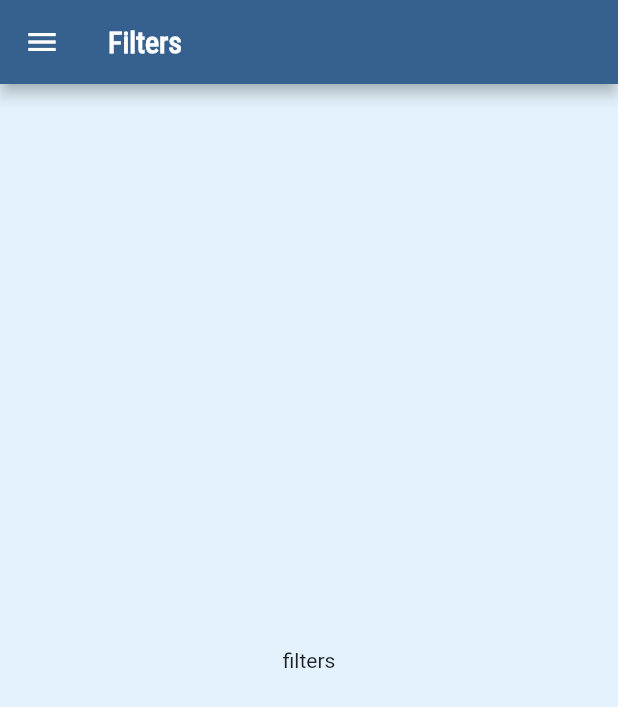
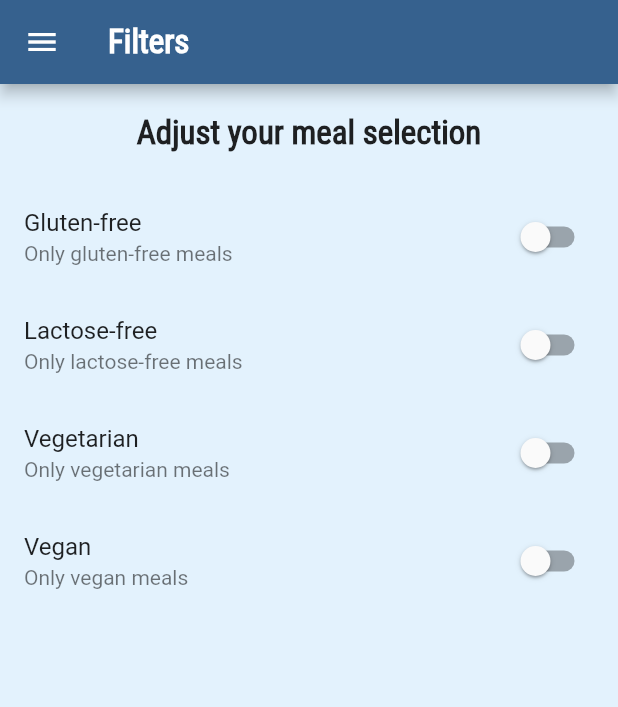
Before and after one commit to RichFlair/meals_app, a Flutter app: the FiltersScreen screen opened by its route, on a phone screen of 412 x 824 dp. Shown: the top 707 px of the screen. Run offline on Flutter 3.47's test engine with Material 2 defaults, Android fonts, the phone set to English and light mode, and no system bars.

Commit message:
adding filter switches

```diff
--- a/lib/main.dart
+++ b/lib/main.dart
@@ -33,7 +33,7 @@ class MainApp extends StatelessWidget {
               ),
               // title (Large) theme config
               titleLarge: const TextStyle(
-                fontSize: 20,
+                fontSize: 22,
                 fontWeight: FontWeight.bold,
                 fontFamily: 'RobotoCondensed',
               ),
--- a/lib/screens/filters_screen.dart
+++ b/lib/screens/filters_screen.dart
@@ -1,9 +1,33 @@
 import 'package:flutter/material.dart';
 import 'package:meals_app/widgets/main_drawer.dart';
 
-class FiltersScreen extends StatelessWidget {
+class FiltersScreen extends StatefulWidget {
+  static const routeName = '/filters';
   const FiltersScreen({super.key});
-  static const routeName = '/filters';
+
+  @override
+  State<FiltersScreen> createState() => _FiltersScreenState();
+}
+
+class _FiltersScreenState extends State<FiltersScreen> {
+  bool isGlutenFree = false;
+  bool isLactoseFree = false;
+  bool isVegetarian = false;
+  bool isVegan = false;
+
+  Widget switchListItem(
+    String title,
+    String subtitle,
+    bool handler,
+    Function(bool) turnSwitch,
+  ) {
+    return SwitchListTile(
+      title: Text(title),
+      subtitle: Text(subtitle),
+      value: handler,
+      onChanged: turnSwitch,
+    );
+  }
 
   @override
   Widget build(BuildContext context) {
@@ -12,8 +36,63 @@ class FiltersScreen extends StatelessWidget {
         title: const Text('Filters'),
       ),
       drawer: const MainDrawer(),
-      body: const Center(
-        child: Text('filters'),
+      body: Column(
+        children: [
+          Container(
+            margin: const EdgeInsets.symmetric(vertical: 20),
+            alignment: Alignment.center,
+            child: Text(
+              'Adjust your meal selection',
+              style: Theme.of(context).textTheme.titleLarge,
+            ),
+          ),
+          Expanded(
+            child: ListView(
+              children: [
+                switchListItem(
+                  'Gluten-free',
+                  'Only gluten-free meals',
+                  isGlutenFree,
+                  (value) {
+                    setState(() {
+                      isGlutenFree = value;
+                    });
+                  },
+                ),
+                switchListItem(
+                  'Lactose-free',
+                  'Only lactose-free meals',
+                  isLactoseFree,
+                  (value) {
+                    setState(() {
+                      isLactoseFree = value;
+                    });
+                  },
+                ),
+                switchListItem(
+                  'Vegetarian',
+                  'Only vegetarian meals',
+                  isVegetarian,
+                  (value) {
+                    setState(() {
+                      isVegetarian = value;
+                    });
+                  },
+                ),
+                switchListItem(
+                  'Vegan',
+                  'Only vegan meals',
+                  isVegan,
+                  (value) {
+                    setState(() {
+                      isVegan = value;
+                    });
+                  },
+                ),
+              ],
+            ),
+          ),
+        ],
       ),
     );
   }
```
